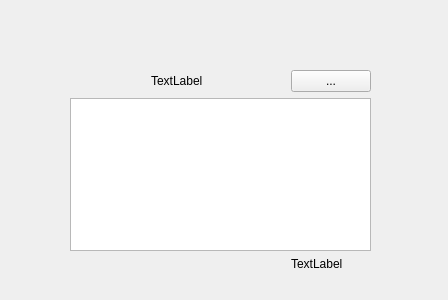
Old version of the form data/gui_data/ui/note_widget.ui in the repository U-1055/Notizen.
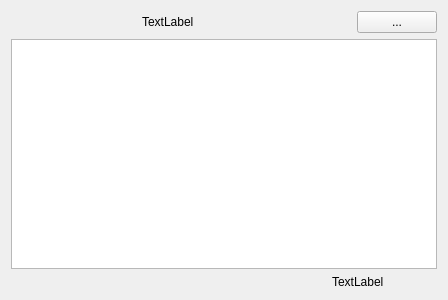
New version of the form.

```diff
--- a/data/gui_data/ui/note_widget.ui
+++ b/data/gui_data/ui/note_widget.ui
@@ -13,15 +13,8 @@
   <property name="windowTitle">
    <string>Form</string>
   </property>
-  <widget class="QWidget" name="gridLayoutWidget">
-   <property name="geometry">
-    <rect>
-     <x>70</x>
-     <y>70</y>
-     <width>301</width>
-     <height>201</height>
-    </rect>
-   </property>
+  <layout class="QVBoxLayout" name="verticalLayout">
+   <item>
    <layout class="QGridLayout" name="main_layout" columnstretch="3,1">
     <item row="0" column="0" alignment="Qt::AlignHCenter">
      <widget class="QLabel" name="lbl_name">
@@ -32,6 +25,12 @@
     </item>
     <item row="1" column="0" colspan="2">
      <widget class="QTextEdit" name="txt_content">
+       <property name="verticalScrollBarPolicy">
+        <enum>Qt::ScrollBarAlwaysOff</enum>
+       </property>
+       <property name="horizontalScrollBarPolicy">
+        <enum>Qt::ScrollBarAlwaysOff</enum>
+       </property>
       <property name="readOnly">
        <bool>true</bool>
       </property>
@@ -55,7 +54,8 @@
      <widget class="QWidget" name="frm_tags" native="true"/>
     </item>
    </layout>
-  </widget>
+   </item>
+  </layout>
  </widget>
  <resources/>
  <connections/>
```
Left out of the diff: 3 changed lines with no effect on the pictures. Lines whose indentation alone changed are shown as unchanged.
